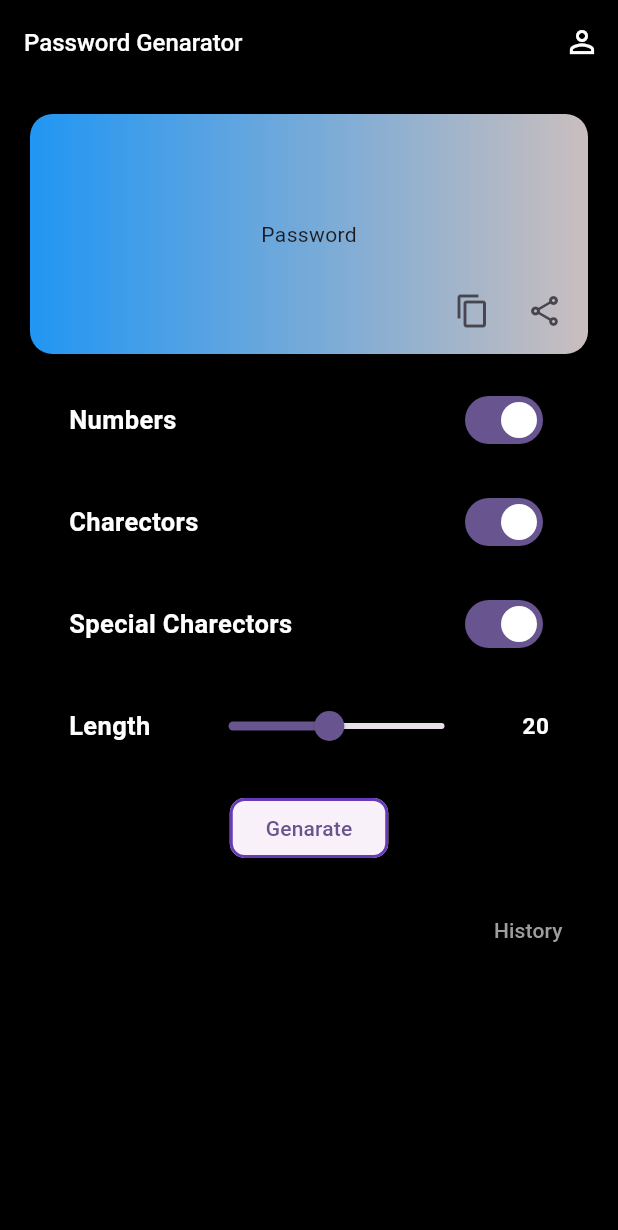
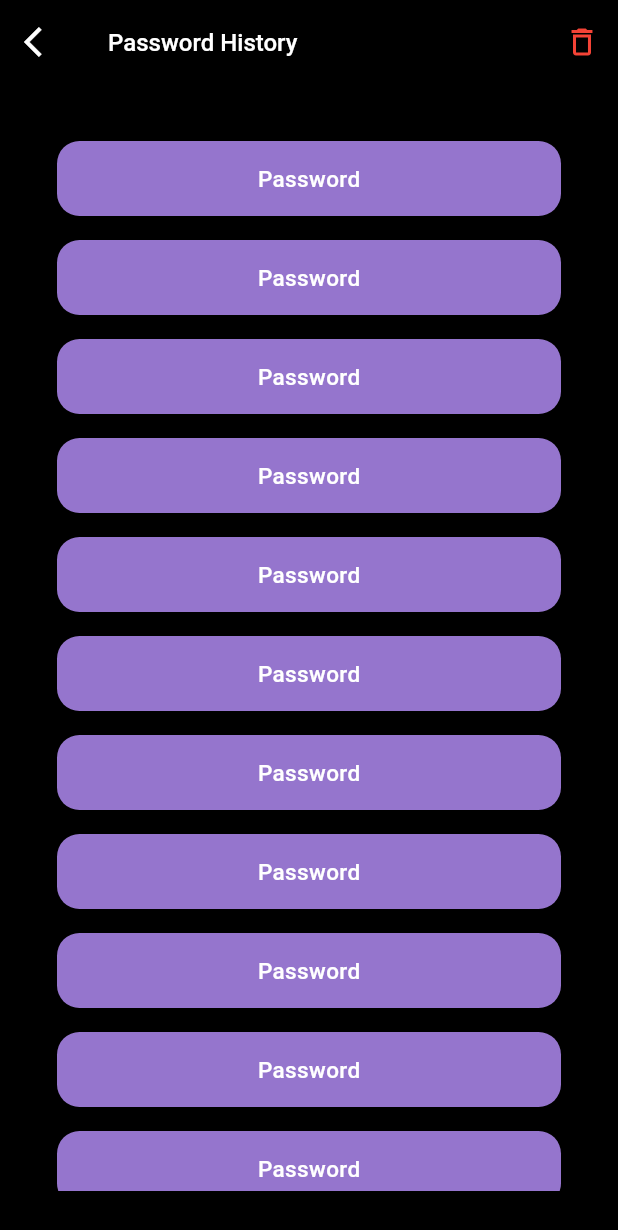
Before and after one commit to safvansafvan/password_genarator, a Flutter app: the screen it shows after launch, after a tap on "History", on a phone screen of 412 x 824 dp. Shown: the top 1230 px of the screen. Run offline on Flutter 3.47's test engine with Material 2 defaults, Android fonts, the phone set to English and light mode, and no system bars.

Commit message:
password history screen UI completed

```diff
--- a/lib/main.dart
+++ b/lib/main.dart
@@ -18,7 +18,9 @@ class MyApp extends StatelessWidget {
       ),
       debugShowCheckedModeBanner: false,
       initialRoute: '/',
-      routes: {'/': (context) => const SplashScreen()},
+      routes: {
+        '/': (context) => const SplashScreen(),
+      },
     );
   }
 }
--- a/lib/view/genarator_screen/genarator_screen.dart
+++ b/lib/view/genarator_screen/genarator_screen.dart
@@ -1,5 +1,6 @@
 import 'package:flutter/material.dart';
 import 'package:password_genarator/controller/core/constent.dart';
+import 'package:password_genarator/view/history_screen/history_screen.dart';
 
 class HomeScreen extends StatelessWidget {
   const HomeScreen({super.key});
@@ -166,14 +167,23 @@ class HomeScreen extends StatelessWidget {
               child: Align(
                 alignment: Alignment.bottomRight,
                 child: TextButton(
-                      onPressed: () {},
+                  onPressed: () {
+                    Navigator.push(
+                      context,
+                      MaterialPageRoute(
+                        builder: (context) => const HistoryScreen(),
+                      ),
+                    );
+                  },
                   child: Text(
                     'History',
                     style: CustomFuc.textStyleFuc(
                         fontWeight: FontWeight.w500,
                         color: Colors.grey,
                         size: 14),
-                      ))),
+                  ),
+                ),
+              ),
             )
           ],
         ),
--- /dev/null
+++ b/lib/view/history_screen/history_screen.dart
@@ -0,0 +1,71 @@
+import 'package:flutter/material.dart';
+import 'package:password_genarator/controller/core/constent.dart';
+
+class HistoryScreen extends StatelessWidget {
+  const HistoryScreen({super.key});
+
+  @override
+  Widget build(BuildContext context) {
+    return Scaffold(
+      backgroundColor: CustomClr.kblack,
+      appBar: AppBar(
+        backgroundColor: CustomClr.kblack,
+        leading: IconButton(
+            onPressed: () {
+              Navigator.pop(context);
+            },
+            icon: Icon(
+              Icons.arrow_back_ios,
+              color: CustomClr.kwhite,
+            )),
+        title: Text(
+          "Password History",
+          style: CustomFuc.textStyleFuc(
+              fontWeight: FontWeight.w500, color: CustomClr.kwhite, size: 16),
+        ),
+        actions: [
+          IconButton(
+              onPressed: () {},
+              tooltip: "Delete All",
+              icon: const Icon(
+                Icons.delete_outline,
+                color: Colors.red,
+              ))
+        ],
+      ),
+      body: Padding(
+        padding: const EdgeInsets.all(30),
+        child: ListView(
+          children: [
+            ListView.builder(
+              physics: const NeverScrollableScrollPhysics(),
+              shrinkWrap: true,
+              itemCount: 19,
+              itemBuilder: (context, index) {
+                return Padding(
+                  padding: const EdgeInsets.all(8.0),
+                  child: Container(
+                    height: 50,
+                    width: double.infinity,
+                    decoration: BoxDecoration(
+                        color: Colors.deepPurple[300],
+                        borderRadius: BorderRadius.circular(15)),
+                    child: Center(
+                      child: Text(
+                        "Password",
+                        style: CustomFuc.textStyleFuc(
+                            fontWeight: FontWeight.w500,
+                            color: CustomClr.kwhite,
+                            size: 15),
+                      ),
+                    ),
+                  ),
+                );
+              },
+            )
+          ],
+        ),
+      ),
+    );
+  }
+}
```
Lines whose indentation alone changed are shown as unchanged.
